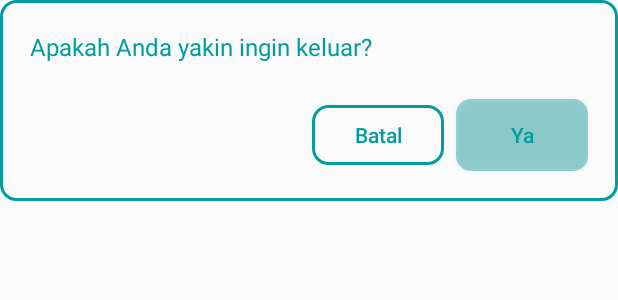
After one commit to reskyauliyahka/Project_Mobile, an Android app: the layout dialog.xml on its own in the app's theme, with its tools: preview values and no code run, on a phone screen of 412 x 824 dp. The commit adds this screen. Shown: the top 300 px of the screen. Run offline under Robolectric (Android 15) with nearby library versions, the phone set to English and light mode, and no system bars.

Commit message:
fix: perbaiki alert dialog

```diff
--- a/app/src/main/java/com/example/projectfinalmobile/Activity/LoginActivity.java
+++ b/app/src/main/java/com/example/projectfinalmobile/Activity/LoginActivity.java
@@ -30,6 +30,7 @@ public class LoginActivity extends AppCompatActivity {
 
     @Override
     protected void onCreate(Bundle savedInstanceState) {
+        AppCompatDelegate.setDefaultNightMode(AppCompatDelegate.MODE_NIGHT_NO);
         super.onCreate(savedInstanceState);
         setContentView(R.layout.activity_login);
 
--- a/app/src/main/java/com/example/projectfinalmobile/Activity/SemuaKuisActivity.java
+++ b/app/src/main/java/com/example/projectfinalmobile/Activity/SemuaKuisActivity.java
@@ -164,7 +164,7 @@ public class SemuaKuisActivity extends AppCompatActivity {
                 gagalMemuat.setVisibility(View.VISIBLE);
                 no_data.setVisibility(View.GONE);
                 recyclerKuis.setVisibility(View.GONE);
-                allKuisList.clear(); // kosongkan agar tidak difilter
+                allKuisList.clear();
             }
         });
     }
--- a/app/src/main/java/com/example/projectfinalmobile/Networking/GeminiClient.java
+++ b/app/src/main/java/com/example/projectfinalmobile/Networking/GeminiClient.java
@@ -12,7 +12,7 @@ import retrofit2.converter.gson.GsonConverterFactory;
 
 public class GeminiClient {
     private static final String BASE_URL = "https://generativelanguage.googleapis.com/v1beta/models/gemini-2.0-flash:generateContent";
-    private static final String API_KEY = "";
+    private static final String API_KEY = "AIzaSyBU54IRWZ8mZDHERFstgqbp2xWc3_XhpxI";
     private static Retrofit retrofit = null;
     private static ApiService apiService = null;
 
--- a/app/src/main/res/layout/activity_detail_kuis.xml
+++ b/app/src/main/res/layout/activity_detail_kuis.xml
@@ -266,7 +266,7 @@
             android:fontFamily="@font/nexaheavy"
             android:textSize="14sp"
             android:textAllCaps="false"
-
+            android:visibility="gone"
             />
         <Button
             android:id="@+id/btn_kerjakan"
--- a/app/src/main/res/layout/activity_semua_kuis.xml
+++ b/app/src/main/res/layout/activity_semua_kuis.xml
@@ -30,7 +30,7 @@
             android:layout_marginStart="20dp"
             android:layout_width="wrap_content"
             android:layout_height="wrap_content"
-            android:text="Daftar Rekomendasi"
+            android:text="Daftar Kuis"
             android:textColor="@color/text"
             android:textSize="18sp"
             android:fontFamily="@font/nexaheavy"
--- /dev/null
+++ b/app/src/main/res/layout/dialog.xml
@@ -0,0 +1,43 @@
+<?xml version="1.0" encoding="utf-8"?>
+<LinearLayout xmlns:android="http://schemas.android.com/apk/res/android"
+    android:padding="20dp"
+    android:orientation="vertical"
+    android:background="@drawable/rounded_unklik"
+    android:layout_width="match_parent"
+    android:layout_height="wrap_content">
+
+    <TextView
+        android:id="@+id/tvMessage"
+        android:text="Apakah Anda yakin ingin keluar?"
+        android:textColor="@color/utama"
+        android:textSize="16sp"
+        android:layout_marginBottom="24dp"
+        android:layout_width="match_parent"
+        android:layout_height="wrap_content" />
+
+    <LinearLayout
+        android:layout_width="match_parent"
+        android:layout_height="wrap_content"
+        android:gravity="end"
+        android:orientation="horizontal">
+
+        <Button
+            android:id="@+id/btnCancel"
+            android:text="Batal"
+            android:layout_marginEnd="8dp"
+            android:background="@drawable/rounded_unklik"
+            android:textColor="@color/utama"
+            android:layout_width="wrap_content"
+            android:textAllCaps="false"
+            android:layout_height="40dp" />
+
+        <Button
+            android:id="@+id/btnConfirm"
+            android:text="Ya"
+            android:background="@drawable/rounded_klik"
+            android:textColor="@color/utama"
+            android:layout_width="wrap_content"
+            android:textAllCaps="false"
+            android:layout_height="wrap_content" />
+    </LinearLayout>
+</LinearLayout>
--- a/app/src/main/res/values/strings.xml
+++ b/app/src/main/res/values/strings.xml
@@ -9,6 +9,11 @@
         <item>Bahasa Indonesia</item>
         <item>Pemrograman</item>
         <item>Fisika</item>
+        <item>Bahasa Inggris</item>
+        <item>Kimia</item>
+        <item>Biologi</item>
+        <item>Umum</item>
+        <item>Lainnya</item>
     </string-array>
 
     <string-array name="tipe_kuis">
```
Also changed, not shown: app/src/main/java/com/example/projectfinalmobile/Activity/DetailKuisActivity.java (+72 -27 lines), app/src/main/java/com/example/projectfinalmobile/Activity/TinjauJawabanActivity.java (+13 -10 lines), app/src/main/java/com/example/projectfinalmobile/Adapter/KuisAdapter.java (+53 -29 lines), app/src/main/java/com/example/projectfinalmobile/Fragment/ProfilFragment.java (+49 -0 lines).
